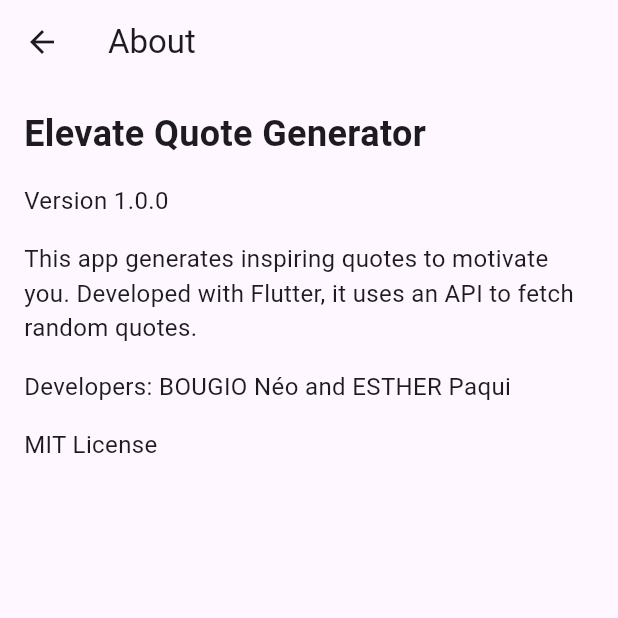
After one commit to NeoEtIchiro/elevate_quote_generator, a Flutter app: the AboutScreen screen opened directly, on a phone screen of 412 x 824 dp, the top half of it. The commit adds this screen. Run offline on Flutter 3.47's test engine with Material 3 defaults, Android fonts, the phone set to English and light mode, and no system bars; our stand-ins replace sqflite; accounts and stored records are empty; generated files the repository leaves out were written again; network calls fail.

Commit message:
Add About screen and localize app information in English and French

```diff
--- a/lib/l10n/app_en.arb
+++ b/lib/l10n/app_en.arb
@@ -5,5 +5,12 @@
   "language": "Language",
   "darkMode": "Dark Mode",
   "french": "French",
-  "english": "English"
+  "english": "English",
+  "aboutTitle": "About",
+  "info": "Info",
+  "appName": "Elevate Quote Generator",
+  "version": "Version 1.0.0",
+  "description": "This app generates inspiring quotes to motivate you. Developed with Flutter, it uses an API to fetch random quotes.",
+  "developers": "Developers: BOUGIO Néo and ESTHER Paqui",
+  "license": "MIT License"
 }
--- a/lib/l10n/app_fr.arb
+++ b/lib/l10n/app_fr.arb
@@ -5,5 +5,12 @@
   "language": "Langue",
   "darkMode": "Mode sombre",
   "french": "Français",
-  "english": "Anglais"
+  "english": "Anglais",
+  "aboutTitle": "À propos",
+  "info": "Info",
+  "appName": "Elevate Quote Generator",
+  "version": "Version 1.0.0",
+  "description": "Cette application génère des citations inspirantes pour vous motiver. Développée avec Flutter, elle utilise une API pour récupérer des citations aléatoires.",
+  "developers": "Développeurs : BOUGIO Néo et ESTHER Paqui",
+  "license": "Licence MIT"
 }
--- /dev/null
+++ b/lib/views/about.dart
@@ -0,0 +1,49 @@
+import 'package:flutter/material.dart';
+import 'package:flutter_gen/gen_l10n/app_localizations.dart';
+
+class AboutScreen extends StatelessWidget {
+  const AboutScreen({super.key});
+
+  @override
+  Widget build(BuildContext context) {
+    final localizations = AppLocalizations.of(context);
+
+    return Scaffold(
+      appBar: AppBar(
+        title: Text(localizations!.aboutTitle),
+      ),
+      body: Padding(
+        padding: const EdgeInsets.all(16.0),
+        child: Column(
+          crossAxisAlignment: CrossAxisAlignment.start,
+          children: [
+            Text(
+              localizations.appName,
+              style: const TextStyle(fontSize: 24, fontWeight: FontWeight.bold),
+            ),
+            const SizedBox(height: 16),
+            Text(
+              localizations.version,
+              style: const TextStyle(fontSize: 16),
+            ),
+            const SizedBox(height: 16),
+            Text(
+              localizations.description,
+              style: const TextStyle(fontSize: 16),
+            ),
+            const SizedBox(height: 16),
+            Text(
+              localizations.developers,
+              style: const TextStyle(fontSize: 16),
+            ),
+            const SizedBox(height: 16),
+            Text(
+              localizations.license,
+              style: const TextStyle(fontSize: 16),
+            ),
+          ],
+        ),
+      ),
+    );
+  }
+}
--- a/lib/views/home.dart
+++ b/lib/views/home.dart
@@ -1,4 +1,5 @@
 import 'package:elevate_quote_generator/main.dart';
+import 'package:elevate_quote_generator/views/about.dart';
 import 'package:flutter/material.dart';
 import 'dart:convert';
 import 'dart:io';
@@ -96,7 +97,12 @@
     // Handle menu item selection
     switch (value) {
       case 'a_propos':
-      // Action for item 1
+        Navigator.push(
+          context,
+          MaterialPageRoute(
+            builder: (context) => const AboutScreen(),
+          ),
+        );
         break;
       case 'info':
       // Action for item 2
--- a/lib/widgets/custom_app_bar.dart
+++ b/lib/widgets/custom_app_bar.dart
@@ -1,4 +1,6 @@
 import 'package:flutter/material.dart';
+import 'package:flutter_gen/gen_l10n/app_localizations.dart';
+
 
 class CustomAppBar extends StatelessWidget implements PreferredSizeWidget {
   final VoidCallback onSettingsPressed;
@@ -16,6 +18,7 @@
 
   @override
   Widget build(BuildContext context) {
+    final localizations = AppLocalizations.of(context);
     return AppBar(
       title: Text(
         title,
@@ -35,13 +38,13 @@
           onSelected: onMenuItemSelected,
           itemBuilder: (BuildContext context) {
             return [
-              const PopupMenuItem<String>(
+              PopupMenuItem<String>(
                 value: 'a_propos',
-                child: Text('A propos'),
+                child: Text(localizations!.aboutTitle),
               ),
-              const PopupMenuItem<String>(
+              PopupMenuItem<String>(
                 value: 'info',
-                child: Text('Info'),
+                child: Text(localizations.info),
               ),
             ];
           },
```
